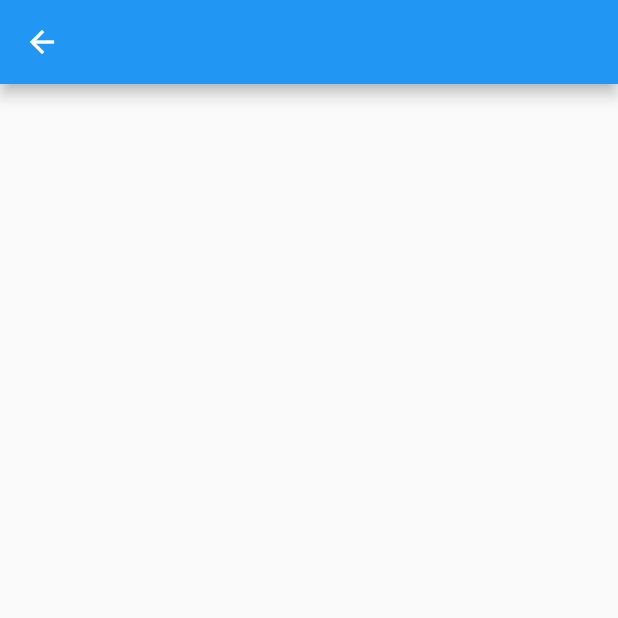
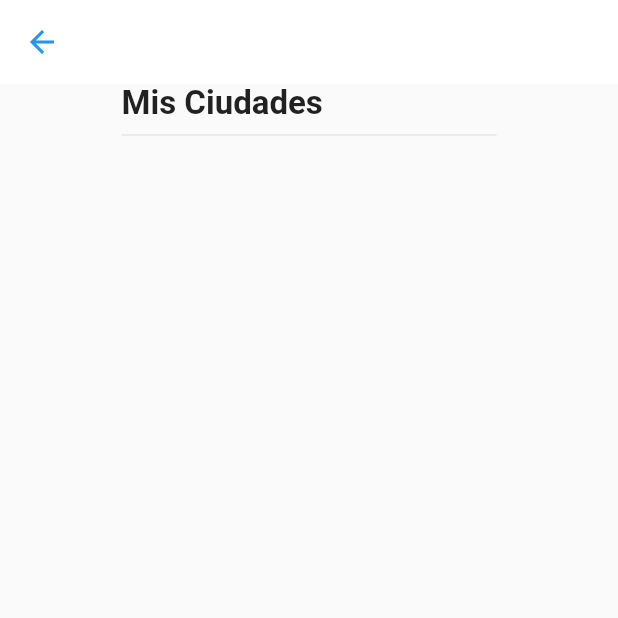
Before and after one commit to Camilo-Arias/Flutter-Weather, a Flutter app: the screen it shows after launch, after a tap on "Agregar Ciudad", on a phone screen of 412 x 824 dp, the top half of it. Run offline on Flutter 3.47's test engine with Material 2 defaults, Android fonts, the phone set to English and light mode, and no system bars.

Commit message:
add widget of titles

```diff
--- a/lib/ui/cities/cities_page.dart
+++ b/lib/ui/cities/cities_page.dart
@@ -1,4 +1,6 @@
 import 'package:flutter/material.dart';
+import 'package:weatherflut/ui/commons/header_widget.dart';
+import 'package:weatherflut/ui/ui_constansts.dart';
 
 class CitiesPage extends StatelessWidget {
   const CitiesPage({Key? key}) : super(key: key);
@@ -6,7 +8,26 @@ class CitiesPage extends StatelessWidget {
   @override
   Widget build(BuildContext context) {
     return Scaffold(
-      appBar: AppBar(),
+      appBar: AppBar(
+        elevation: 0,
+        backgroundColor: Colors.white,
+        iconTheme: const IconThemeData(
+          color: Colors.blue,
+        ),
+      ),
+      body: Center(
+        child: ConstrainedBox(
+          constraints: const BoxConstraints(maxWidth: maxPageWidth),
+          child: Column(
+            crossAxisAlignment: CrossAxisAlignment.stretch,
+            children: const <Widget>[
+              HeaderWidget(
+                title: 'Mis Ciudades',
+              )
+            ],
+          ),
+        ),
+      ),
     );
   }
 }
--- /dev/null
+++ b/lib/ui/commons/header_widget.dart
@@ -0,0 +1,24 @@
+import 'package:flutter/material.dart';
+
+class HeaderWidget extends StatelessWidget {
+  final String title;
+
+  const HeaderWidget({Key? key, required this.title}) : super(key: key);
+
+  @override
+  Widget build(BuildContext context) {
+    return Column(
+      crossAxisAlignment: CrossAxisAlignment.start,
+      children: [
+        Text(
+          title,
+          style: const TextStyle(
+            fontSize: 22,
+            fontWeight: FontWeight.bold,
+          ),
+        ),
+        const Divider(),
+      ],
+    );
+  }
+}
--- a/lib/ui/home_page.dart
+++ b/lib/ui/home_page.dart
@@ -1,7 +1,6 @@
-// ignore_for_file: prefer_const_constructors
-
 import 'package:flutter/material.dart';
 import 'package:weatherflut/ui/cities/cities_page.dart';
+import 'package:weatherflut/ui/ui_constansts.dart';
 
 //Widget what function of router
 class HomePage extends StatelessWidget {
@@ -29,7 +28,7 @@ class HomePage extends StatelessWidget {
           SafeArea(
             child: Center(
               child: Container(
-                constraints: BoxConstraints(maxWidth: 200.0),
+                constraints: const BoxConstraints(maxWidth: maxPageWidth),
                 child: Column(
                   crossAxisAlignment: CrossAxisAlignment.stretch,
                   children: [
@@ -44,7 +43,7 @@ class HomePage extends StatelessWidget {
                     const SizedBox(
                       height: 40,
                     ),
-                    Text(
+                    const Text(
                       'Hola,\nBienvenido',
                       textAlign: TextAlign.left,
                       style: TextStyle(
@@ -55,7 +54,7 @@ class HomePage extends StatelessWidget {
                     const SizedBox(
                       height: 10,
                     ),
-                    Text(
+                    const Text(
                       '¿Qué te parece si agregamos\nuna nueva ciudad?',
                       textAlign: TextAlign.right,
                     ),
@@ -65,9 +64,9 @@ class HomePage extends StatelessWidget {
                     //Button by add citys an the app
                     ElevatedButton(
                       onPressed: () => handleNavigationPress(context),
-                      child: Text('Agregar Ciudad'),
+                      child: const Text('Agregar Ciudad'),
                       style: ElevatedButton.styleFrom(
-                        shape: StadiumBorder(),
+                        shape: const StadiumBorder(),
                         primary: Colors.white,
                         onPrimary: Colors.black,
                       ),
--- /dev/null
+++ b/lib/ui/ui_constansts.dart
@@ -0,0 +1 @@
+const double maxPageWidth = 250.0;
```
